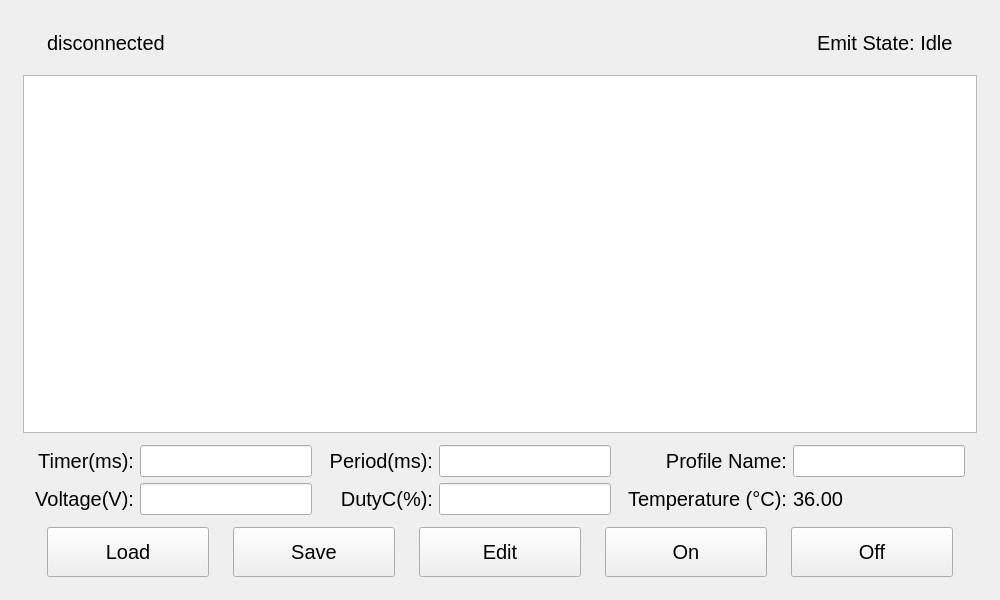
Old version of the form mainwindowlifu4.ui in the repository wangmeng08/BCI.
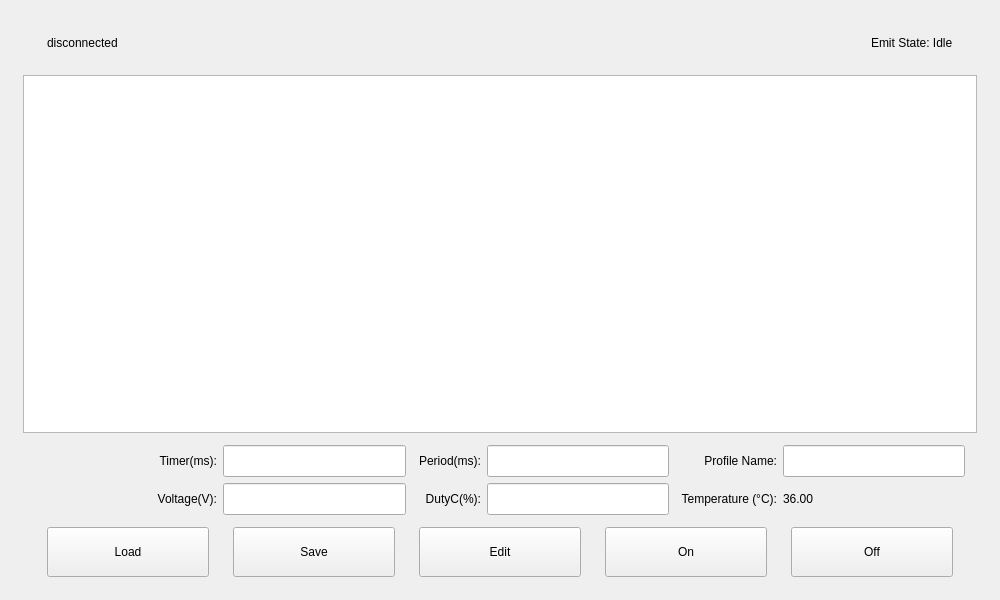
New version of the form.

What changed in the file:
```diff
--- a/mainwindowlifu4.ui
+++ b/mainwindowlifu4.ui
@@ -14,7 +14,7 @@
    <string>MainWindow</string>
   </property>
   <property name="styleSheet">
-   <string notr="true">font:20px;</string>
+   <string notr="true"/>
   </property>
   <layout class="QVBoxLayout" name="verticalLayout">
    <item>
```
